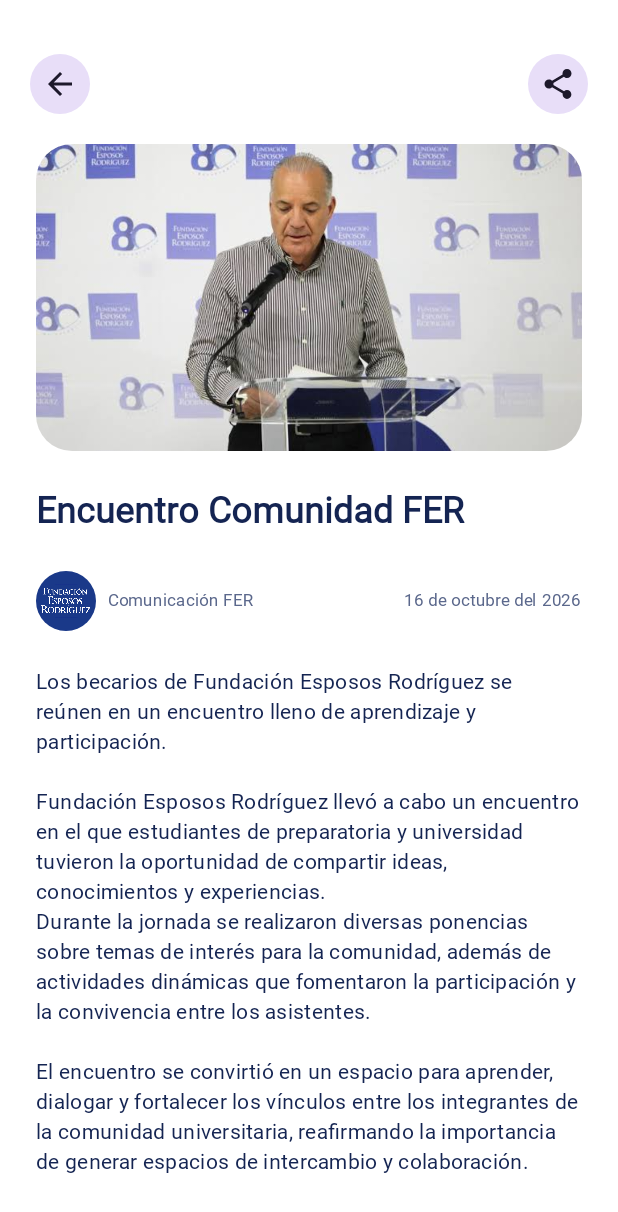
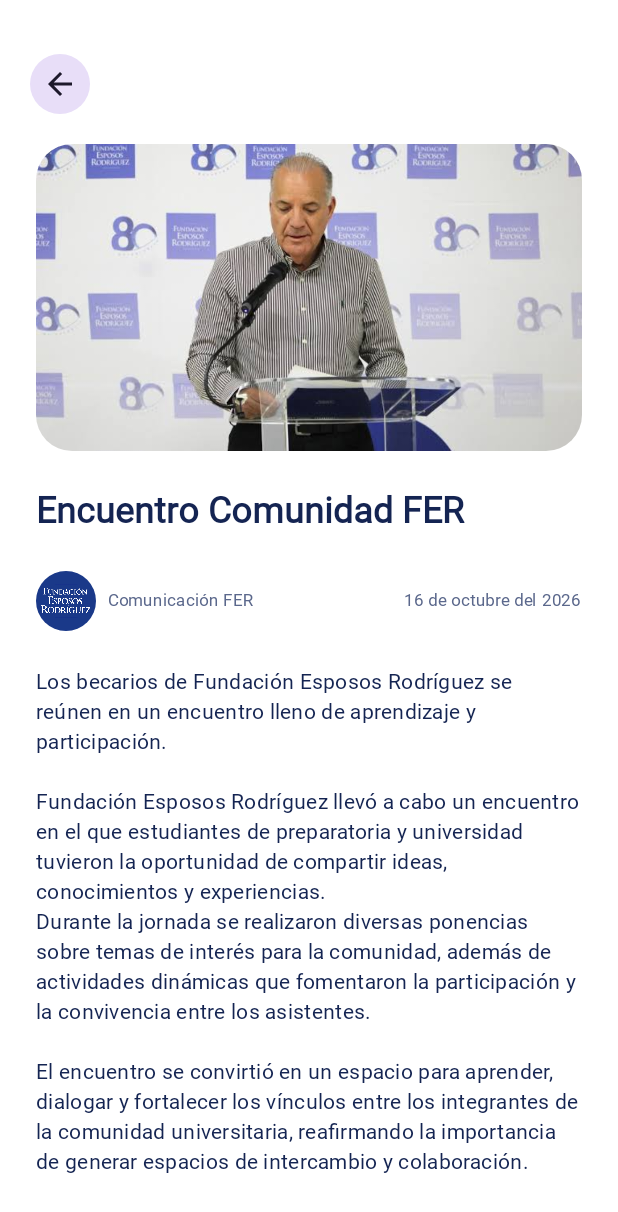
Before and after one commit to snwflwrsoph/fundacionApp, an Android app built with Jetpack Compose: the @Preview function NoticiaScreenPreview, on a phone screen of 412 x 824 dp. Shown: the top 1212 px of the screen. Run offline under Robolectric (Android 15) with nearby library versions, the phone set to English and light mode, and no system bars; Roboto replaces fonts that are not available here.

Commit message:
fix: remove share buttons on post screen

```diff
--- a/app/src/main/java/com/fer/app/ui/noticia/NoticiaScreen.kt
+++ b/app/src/main/java/com/fer/app/ui/noticia/NoticiaScreen.kt
@@ -69,13 +69,6 @@ fun NoticiaScreen(
                 Icon(
                     imageVector = Icons.AutoMirrored.Filled.ArrowBack,
                     contentDescription = "Regresar"
-                )
-            }
-
-            FilledTonalIconButton(onClick = onShare) {
-                Icon(
-                    imageVector = Icons.Filled.Share,
-                    contentDescription = "Compartir"
                 )
             }
         }
@@ -199,25 +192,6 @@ fun NoticiaScreen(
                 style = MaterialTheme.typography.labelLarge,
                 color = FerNavy
             )
-
-            Spacer(modifier = Modifier.width(8.dp))
-
-            IconButton(
-                onClick = onShare,
-                modifier = Modifier.size(36.dp)
-            ) {
-                Icon(
-                    imageVector = Icons.AutoMirrored.Outlined.Send,
-                    contentDescription = "Enviados",
-                    modifier = Modifier.size(18.dp)
-                )
-            }
-
-            Text(
-                text = noticia.compartidos.toString(),
-                style = MaterialTheme.typography.labelLarge,
-                color = FerNavy
-            )
         }
 
         Spacer(modifier = Modifier.height(24.dp))
```
